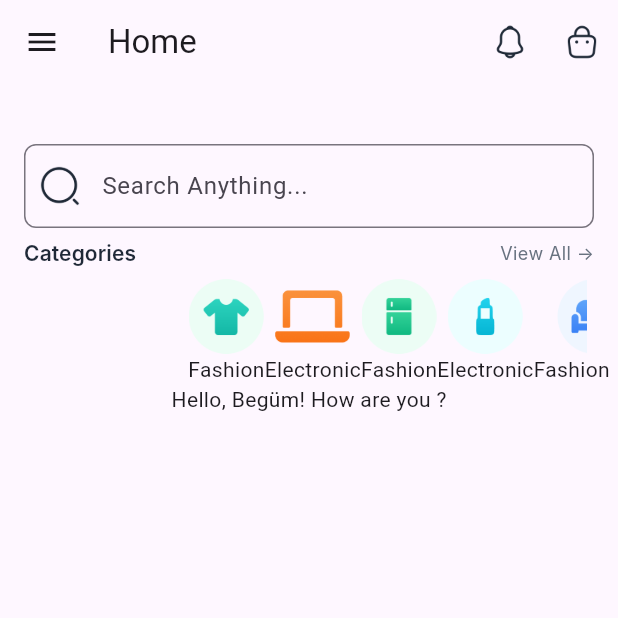
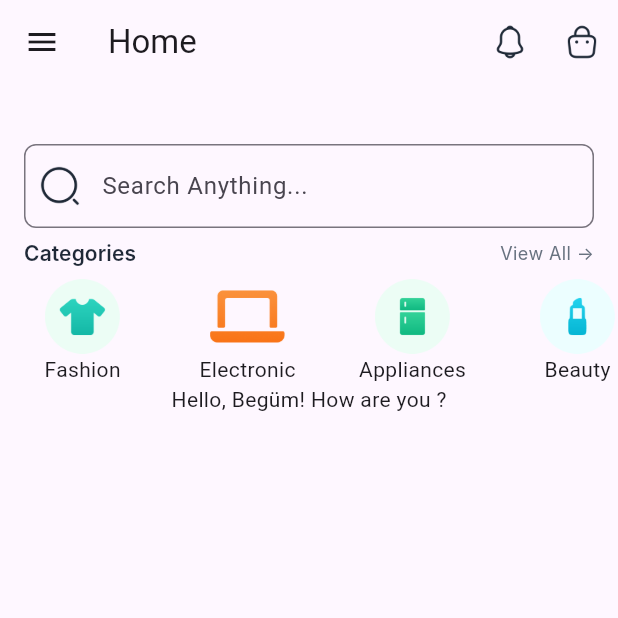
Before and after one commit to begumsasmaz/bee_store, a Flutter app: the screen it shows after launch, on a phone screen of 412 x 824 dp, the top half of it. Run offline on Flutter 3.47's test engine with Material 3 defaults, Android fonts, the phone set to English and light mode, and no system bars; Roboto replaces fonts that are missing (Inter).

Commit message:
text and icon added.

```diff
--- a/lib/main.dart
+++ b/lib/main.dart
@@ -82,30 +82,64 @@ class MyApp extends StatelessWidget {
               scrollDirection: Axis.horizontal,
               child: Row(
                 children: [
-                  Padding(
-                    padding: EdgeInsets.symmetric(
-                      horizontal: 60.0,
-                    ),
-                  ),
                   for (int i = 0; i < 5; i++)
                     Column(
                       children: [
-                        if (i == 0)
-                          Image.asset('variables/fashion.png',
-                              width: 50, height: 50)
-                        else if (i == 1)
-                          Image.asset('variables/electronic.png',
-                              width: 50, height: 50)
-                        else if (i == 2)
-                          Image.asset('variables/appliences.png',
-                              width: 50, height: 50)
-                        else if (i == 3)
-                          Image.asset('variables/beauty.png',
-                              width: 50, height: 50)
-                        else
-                          Image.asset('variables/furniture.png',
-                              width: 50, height: 50),
-                        Text(i % 2 == 0 ? "Fashion" : "Electronic"),
+                        Padding(padding: EdgeInsets.symmetric(horizontal: 55)),
+                        // if (i == 0)
+                        //   Image.asset('variables/fashion.png',
+                        //       width: 50, height: 50)
+                        // else if (i == 1)
+                        //   Image.asset('variables/electronic.png',
+                        //       width: 50, height: 50)
+                        // else if (i == 2)
+                        //   Image.asset('variables/appliences.png',
+                        //       width: 50, height: 50)
+                        // else if (i == 3)
+                        //   Image.asset('variables/beauty.png',
+                        //       width: 50, height: 50)
+                        // else
+                        //   Image.asset('variables/furniture.png',
+                        //       width: 50, height: 50),
+
+                        // if (i == 0)
+                        //   Text("0")
+                        // else if (i == 1)
+                        //   Text("0")
+                        // else if (i == 2)
+                        //   Text("0")
+                        // else if (i == 3)
+                        //   Text("0")
+                        // else
+                        //   Text("0")
+
+                        Image.asset(
+                          i == 0
+                              ? 'variables/fashion.png'
+                              : i == 1
+                                  ? 'variables/electronic.png'
+                                  : i == 2
+                                      ? 'variables/appliences.png'
+                                      : i == 3
+                                          ? 'variables/beauty.png'
+                                          : 'variables/furniture.png',
+                          width: 50,
+                          height: 50,
+                        ),
+                        Text(i == 0
+                            ? 'Fashion'
+                            : i == 1
+                                ? 'Electronic'
+                                : i == 2
+                                    ? 'Appliances'
+                                    : i == 3
+                                        ? 'Beauty'
+                                        : 'Furniture'),
+
+                        // Text(i == 1 ? "Electronic")
+                        // Text(i == 2 ? "Appliences")
+                        // Text(i == 3 ? "Beauty")
+                        // Text(i == 4 ? "Furniture")
                       ],
                     ),
                 ],
```
